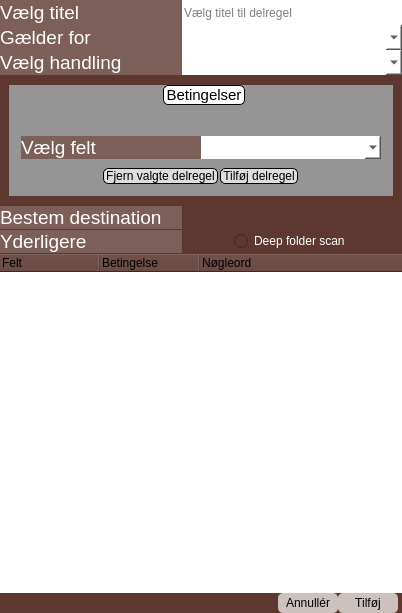
Qt form ruledialog.ui (Cannabis2013/FileMover) before a commit.
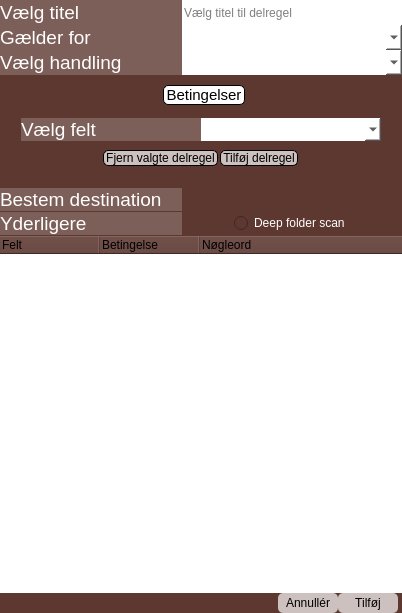
The same form after that commit. Icons and pictures are not drawn. Custom widgets are drawn as their Qt base class.

The edit to the form file:
```diff
--- a/ruledialog.ui
+++ b/ruledialog.ui
@@ -427,7 +427,6 @@
         <property name="styleSheet">
          <string notr="true">QGroupBox
 {	
-	background-color: rgb(149, 149, 149);
 	border:0px solid;
 }
 QGroupBox::title
@@ -466,7 +465,7 @@
           <number>9</number>
          </property>
          <property name="topMargin">
-          <number>27</number>
+          <number>9</number>
          </property>
          <property name="rightMargin">
           <number>9</number>
```
Left out of the diff: 2 changed lines with no effect on the pictures.
